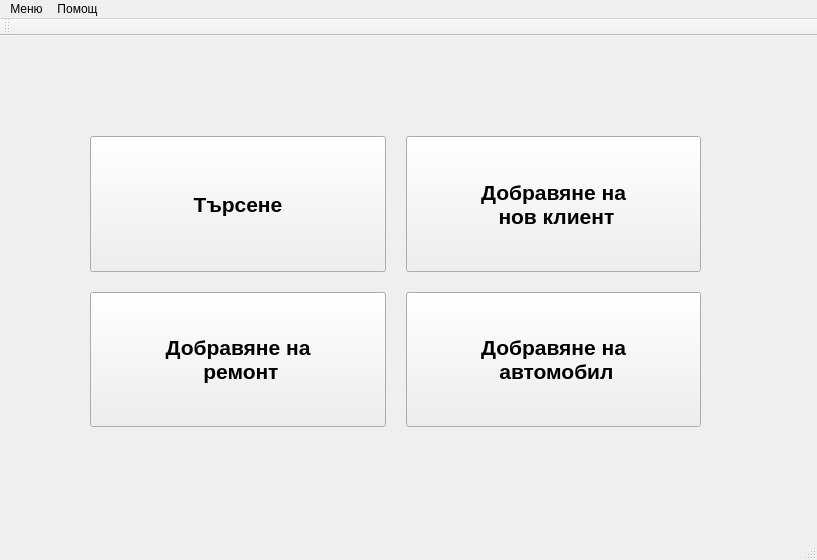
The window that mainwindow.ui (JohnnyBrawo/CarServ) describes before a commit, drawn with Qt 5.
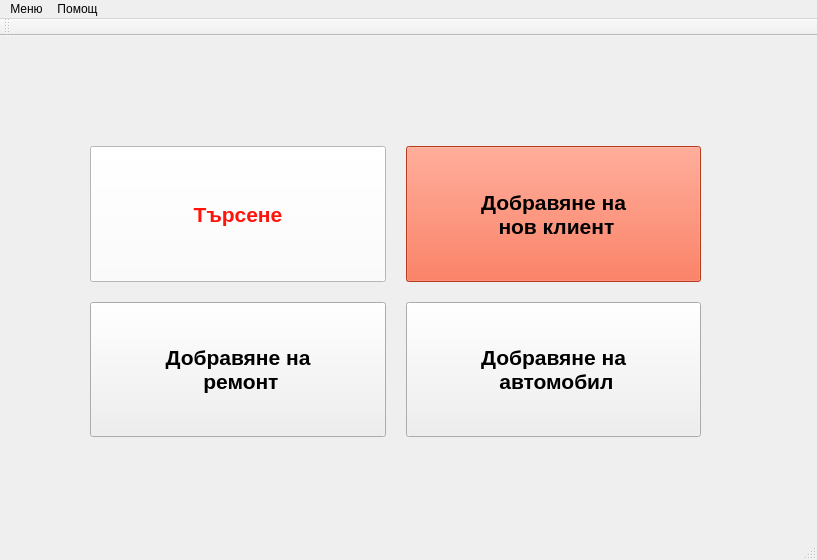
The same window after the commit. Icons and pictures are not drawn.

Commit message: Made some Style changes. File oparations check and subscribed. Fixed position fo all forms. Some buttons and labels changed - text fields to LineEdit field.

The edit to the form file:
```diff
--- a/mainwindow.ui
+++ b/mainwindow.ui
@@ -19,17 +19,20 @@
   <property name="windowTitle">
    <string>MainWindow</string>
   </property>
+  <property name="styleSheet">
+   <string notr="true">background-image: url(:/images/Images/asdasd.jpg);</string>
+  </property>
   <widget class="QWidget" name="centralWidget">
    <widget class="QWidget" name="layoutWidget">
     <property name="geometry">
      <rect>
       <x>70</x>
-      <y>80</y>
+      <y>90</y>
       <width>651</width>
       <height>331</height>
      </rect>
     </property>
-    <layout class="QGridLayout" name="gridLayout">
+    <layout class="QGridLayout" name="gridLayout" columnstretch="0,0">
      <property name="sizeConstraint">
       <enum>QLayout::SetDefaultConstraint</enum>
      </property>
@@ -63,6 +66,9 @@
          <bold>true</bold>
         </font>
        </property>
+       <property name="styleSheet">
+        <string notr="true">border-top-color: rgb(69, 37, 255);</string>
+       </property>
        <property name="text">
         <string>Добравяне на 
  ремонт</string>
@@ -84,6 +90,10 @@
          <bold>true</bold>
         </font>
        </property>
+       <property name="styleSheet">
+        <string notr="true">border-top-color: rgb(107, 255, 223);
+background-color: rgb(255, 82, 39);</string>
+       </property>
        <property name="text">
         <string>Добравяне на 
  нов клиент</string>
@@ -126,6 +136,13 @@
          <bold>true</bold>
         </font>
        </property>
+       <property name="styleSheet">
+        <string notr="true">background-color: rgb(255, 29, 29);
+background-image: url(:/images/Images/aasss.jpg);
+gridline-color: rgb(255, 255, 92);
+color: rgb(255, 19, 11);
+background-color: rgb(255, 255, 255);</string>
+       </property>
        <property name="text">
         <string>Търсене</string>
        </property>
```
The commit also changes 20 other files.
